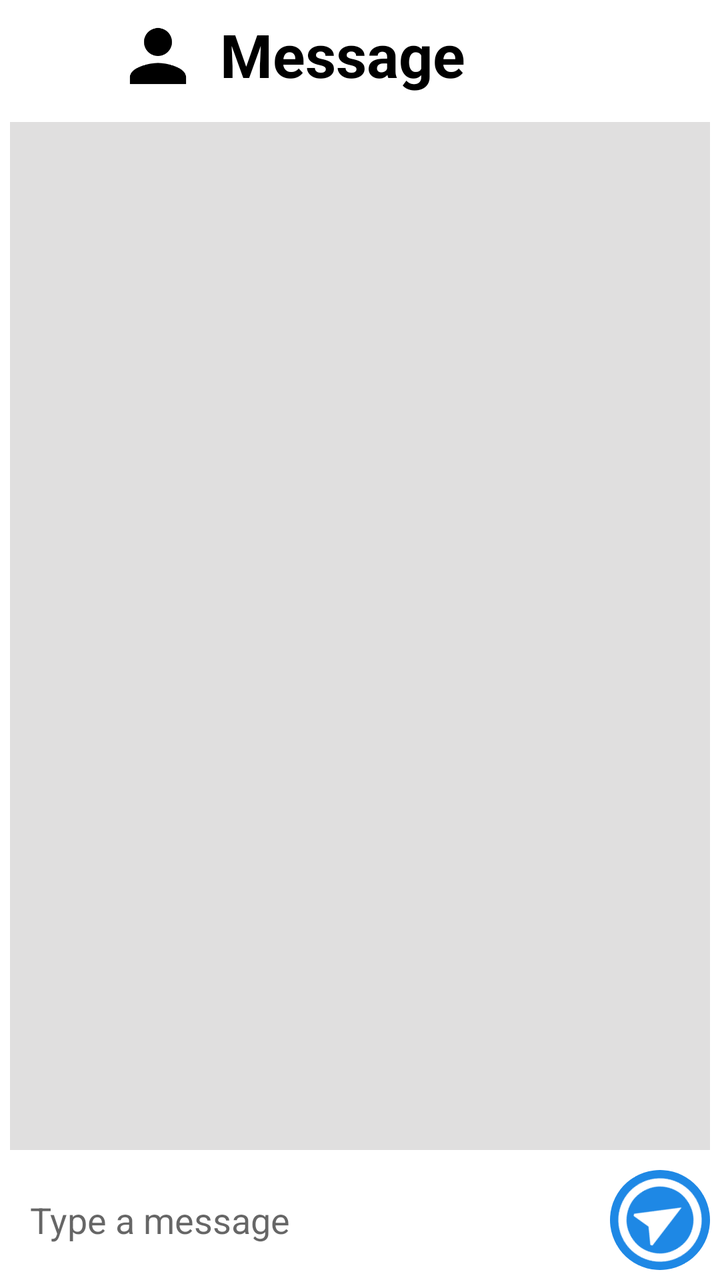
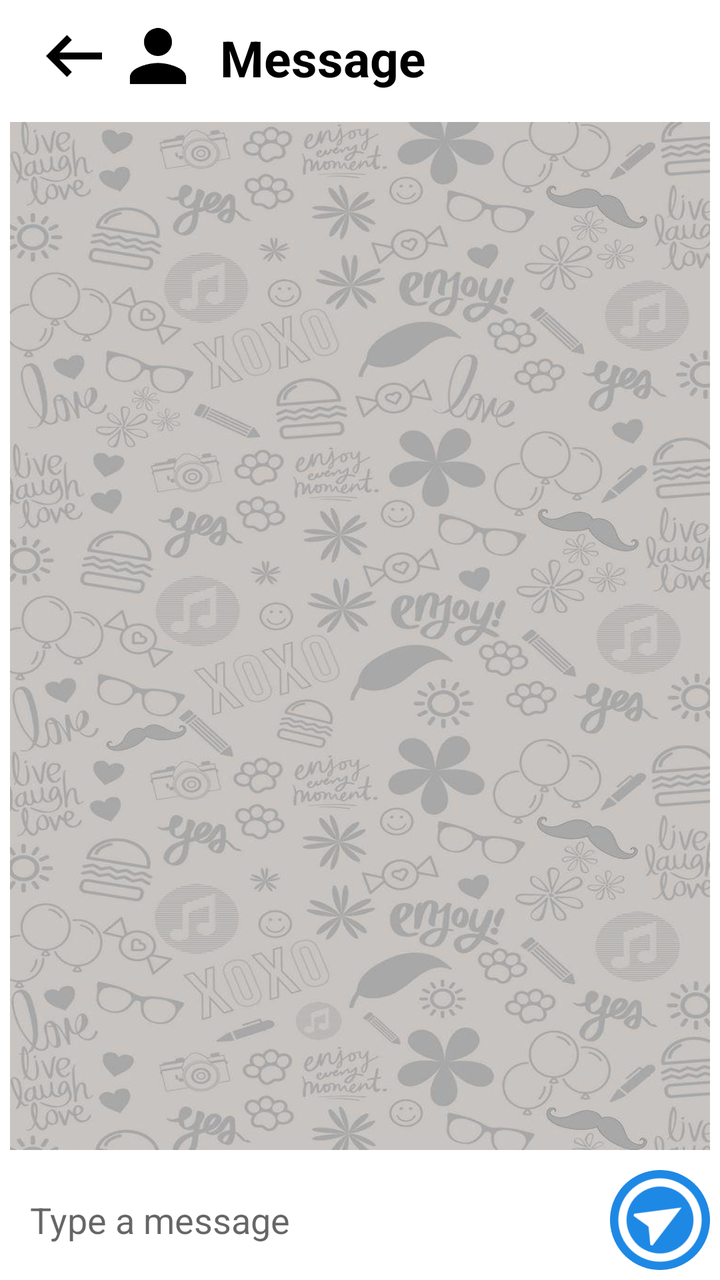

Screens rendered from an Android XML layout before and after an edit, with the pre-edit source and the edit as a unified diff.
<!-- AndroidManifest.xml: activity theme Base.Theme.ChatConnect -->
<!-- res/layout/activity_chat.xml -->
<?xml version="1.0" encoding="utf-8"?>
<androidx.constraintlayout.widget.ConstraintLayout
    xmlns:android="http://schemas.android.com/apk/res/android"
    xmlns:tools="http://schemas.android.com/tools"
    xmlns:app="http://schemas.android.com/apk/res-auto"
    android:id="@+id/main"
    android:layout_width="match_parent"
    android:fitsSystemWindows="true"
    android:layout_height="match_parent"
    android:background="@color/white"
    tools:context=".ChatActivity">

  
  <com.google.android.material.appbar.MaterialToolbar
      android:id="@+id/topbar"
      android:layout_width="0dp"
      android:layout_height="wrap_content"
      app:layout_constraintTop_toTopOf="parent"
      app:layout_constraintStart_toStartOf="parent"
      app:layout_constraintEnd_toEndOf="parent">


  <RelativeLayout
        android:layout_width="match_parent"
        android:layout_height="wrap_content">

      <ImageView
          android:id="@+id/back_btn"
          android:layout_width="42dp"
          android:layout_height="42dp"
          android:src="@drawable/outline_arrow_left_alt_24" />

      <ImageView
          android:id="@+id/profile"
          android:layout_width="42dp"
          android:layout_height="42dp"
          android:layout_toRightOf="@id/back_btn"
          android:src="@drawable/person_dark" />

      <TextView
          android:id="@+id/user_name_display"
          android:layout_width="wrap_content"
          android:layout_height="wrap_content"
          android:layout_marginLeft="10dp"
          android:layout_toRightOf="@id/profile"
          android:text="Message"
          android:textColor="@color/black"
          android:textSize="30sp"
          android:textStyle="bold" />
    </RelativeLayout>
  </com.google.android.material.appbar.MaterialToolbar>


  
  <androidx.recyclerview.widget.RecyclerView
      android:id="@+id/chatRecyclerView"
      android:layout_width="0dp"
      android:layout_height="0dp"
      android:layout_margin="5dp"
      android:background="#E0DFDF"
      app:layout_constraintTop_toBottomOf="@id/topbar"
      app:layout_constraintBottom_toTopOf="@id/messageLayout"
      app:layout_constraintStart_toStartOf="parent"
      app:layout_constraintEnd_toEndOf="parent" />


  
  <LinearLayout
      android:id="@+id/messageLayout"
      android:layout_width="0dp"
      android:layout_height="wrap_content"
      android:orientation="horizontal"
      android:padding="5dp"
      app:layout_constraintBottom_toBottomOf="parent"
      app:layout_constraintStart_toStartOf="parent"
      app:layout_constraintEnd_toEndOf="parent"
      android:background="@color/white">

    <EditText
        android:id="@+id/messageBox"
        android:layout_width="0dp"
        android:layout_height="50dp"
        android:textColor="@color/black"
        android:layout_weight="1"
        android:background="@drawable/message_box_background"
        android:hint="Type a message"
        android:padding="10dp"/>

    <ImageView
        android:id="@+id/sendButton"
        android:layout_width="50dp"
        android:layout_height="50dp"
        android:layout_marginLeft="8dp"
        android:background="@drawable/rounded_send_btn"
        android:src="@drawable/send_btn_24"
        android:rotation="60" />
  </LinearLayout>

</androidx.constraintlayout.widget.ConstraintLayout>
<!-- resources referenced by this layout -->
<resources>
  <color name="black">#FF000000</color>
  <color name="white">#FFFFFFFF</color>
  <!-- drawable message_box_background (drawable) -->
  <?xml version="1.0" encoding="utf-8"?>
  <shape xmlns:android="http://schemas.android.com/apk/res/android">
      <corners android:radius="8dp"/>
      <stroke android:color="@color/white" android:width="1dp"/>
  </shape>
  <!-- drawable outline_arrow_left_alt_24 (drawable) -->
  <vector xmlns:android="http://schemas.android.com/apk/res/android" android:autoMirrored="true" android:height="24dp" android:tint="#ffffff" android:viewportHeight="960" android:viewportWidth="960" android:width="24dp">
        
      <path android:fillColor="@android:color/white" android:pathData="M400,720L160,480L400,240L456,298L314,440L800,440L800,520L314,520L456,662L400,720Z"/>
      
  </vector>
  <!-- drawable person_dark (drawable) -->
  <vector xmlns:android="http://schemas.android.com/apk/res/android" android:height="24dp" android:tint="#000" android:viewportHeight="24" android:viewportWidth="24" android:width="24dp">
        
      <path android:fillColor="@android:color/white" android:pathData="M12,12c2.21,0 4,-1.79 4,-4s-1.79,-4 -4,-4 -4,1.79 -4,4 1.79,4 4,4zM12,14c-2.67,0 -8,1.34 -8,4v2h16v-2c0,-2.66 -5.33,-4 -8,-4z"/>
      
  </vector>
  <!-- drawable rounded_send_btn (drawable) -->
  <?xml version="1.0" encoding="utf-8"?>
  <shape xmlns:android="http://schemas.android.com/apk/res/android"
      android:shape="oval">
      <solid android:color="#1E88E5"/>
      <corners android:radius="5dp"/>
  
  </shape>
  <!-- drawable send_btn_24 (drawable) -->
  <vector xmlns:android="http://schemas.android.com/apk/res/android" android:autoMirrored="true" android:height="24dp" android:tint="#fff" android:viewportHeight="960" android:viewportWidth="960" android:width="24dp">
        
      <path android:fillColor="#1E88E5" android:pathData="M319,680L480,607L641,680L656,665L480,240L304,665L319,680ZM480,880Q397,880 324,848.5Q251,817 197,763Q143,709 111.5,636Q80,563 80,480Q80,397 111.5,324Q143,251 197,197Q251,143 324,111.5Q397,80 480,80Q563,80 636,111.5Q709,143 763,197Q817,251 848.5,324Q880,397 880,480Q880,563 848.5,636Q817,709 763,763Q709,817 636,848.5Q563,880 480,880ZM480,800Q614,800 707,707Q800,614 800,480Q800,346 707,253Q614,160 480,160Q346,160 253,253Q160,346 160,480Q160,614 253,707Q346,800 480,800ZM480,480Q480,480 480,480Q480,480 480,480Q480,480 480,480Q480,480 480,480Q480,480 480,480Q480,480 480,480Q480,480 480,480Q480,480 480,480Z"/>
      
  </vector>
  <style name="Base.Theme.ChatConnect" parent="Theme.AppCompat.Light.NoActionBar">
          <item name="android:windowFullscreen">false</item>
          <item name="android:windowTranslucentStatus">false</item>
          <item name="android:windowTranslucentNavigation">false</item>
  
      </style>
</resources>

<!-- the commit's change to res/layout/activity_chat.xml (unified diff, before → after) -->
@@ -44,24 +44,27 @@
           android:layout_marginLeft="10dp"
           android:layout_toRightOf="@id/profile"
           android:text="Message"
+          android:layout_marginTop="5dp"
           android:textColor="@color/black"
-          android:textSize="30sp"
+          android:textSize="25sp"
           android:textStyle="bold" />
     </RelativeLayout>
   </com.google.android.material.appbar.MaterialToolbar>
 
 
-  
-  <androidx.recyclerview.widget.RecyclerView
-      android:id="@+id/chatRecyclerView"
-      android:layout_width="0dp"
-      android:layout_height="0dp"
-      android:layout_margin="5dp"
-      android:background="#E0DFDF"
-      app:layout_constraintTop_toBottomOf="@id/topbar"
-      app:layout_constraintBottom_toTopOf="@id/messageLayout"
-      app:layout_constraintStart_toStartOf="parent"
-      app:layout_constraintEnd_toEndOf="parent" />
+    
+    <androidx.recyclerview.widget.RecyclerView
+        android:id="@+id/chatRecyclerView"
+        android:layout_width="0dp"
+        android:layout_height="0dp"
+        android:layout_margin="5dp"
+        android:background="@drawable/chatbackground"
+        app:layout_constraintTop_toBottomOf="@id/topbar"
+        app:layout_constraintBottom_toTopOf="@id/messageLayout"
+        app:layout_constraintStart_toStartOf="parent"
+        app:layout_constraintEnd_toEndOf="parent" />
+
+
 
 
   
<!-- resource entries referenced after the edit -->
@@ -2,6 +2,7 @@
 <resources>
   <color name="black">#FF000000</color>
   <color name="white">#FFFFFFFF</color>
+  <!-- drawable chatbackground: jpg bitmap (drawable, 93616 bytes) -->
   <!-- drawable message_box_background (drawable) -->
   <?xml version="1.0" encoding="utf-8"?>
   <shape xmlns:android="http://schemas.android.com/apk/res/android">
@@ -9,7 +10,7 @@
       <stroke android:color="@color/white" android:width="1dp"/>
   </shape>
   <!-- drawable outline_arrow_left_alt_24 (drawable) -->
-  <vector xmlns:android="http://schemas.android.com/apk/res/android" android:autoMirrored="true" android:height="24dp" android:tint="#ffffff" android:viewportHeight="960" android:viewportWidth="960" android:width="24dp">
+  <vector xmlns:android="http://schemas.android.com/apk/res/android" android:autoMirrored="true" android:height="24dp" android:tint="#000000" android:viewportHeight="960" android:viewportWidth="960" android:width="24dp">
         
       <path android:fillColor="@android:color/white" android:pathData="M400,720L160,480L400,240L456,298L314,440L800,440L800,520L314,520L456,662L400,720Z"/>
       
